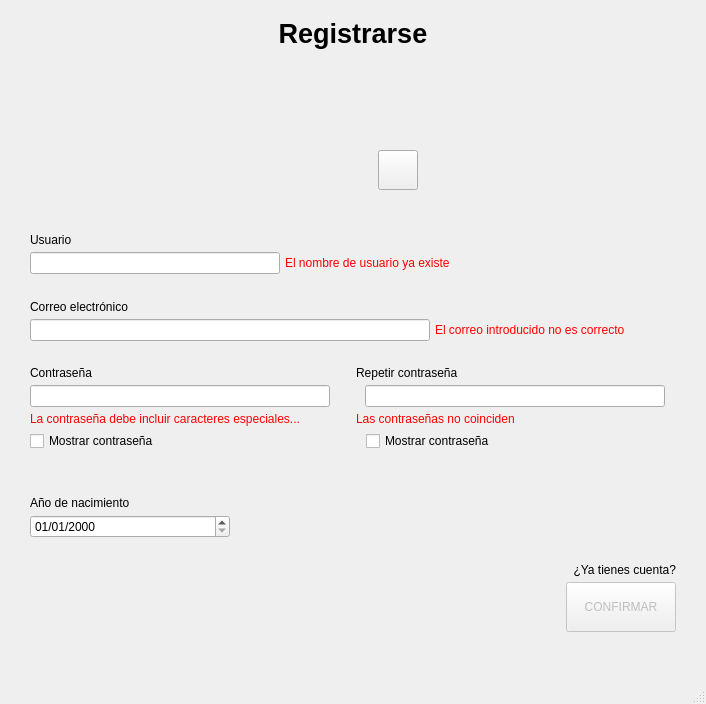
Before: the Qt Designer form mapa/login_register.ui in jorgecanut/mapaIHM, drawn with Qt 5.
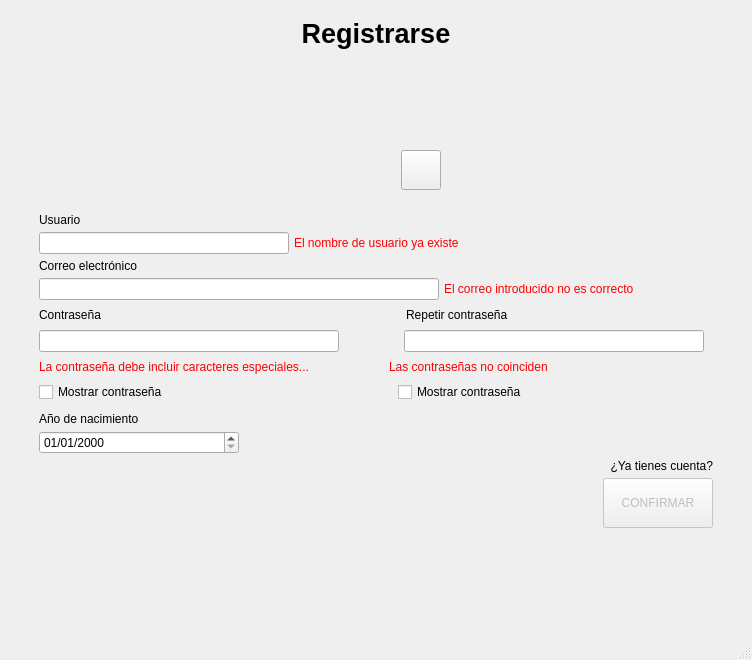
After: the same form once the commit is applied. The open tabs and pages were chosen to show the change. Icons and pictures are not drawn. Custom widgets are drawn as their Qt base class.

Commit message: login arreglado

```diff
--- a/mapa/login_register.ui
+++ b/mapa/login_register.ui
@@ -6,8 +6,8 @@
    <rect>
     <x>0</x>
     <y>0</y>
-    <width>706</width>
-    <height>704</height>
+    <width>752</width>
+    <height>660</height>
    </rect>
   </property>
   <property name="maximumSize">
@@ -22,6 +22,19 @@
   <widget class="QWidget" name="centralwidget">
    <layout class="QGridLayout" name="gridLayout">
     <item row="0" column="0">
+     <spacer name="horizontalSpacer_13">
+      <property name="orientation">
+       <enum>Qt::Orientation::Horizontal</enum>
+      </property>
+      <property name="sizeHint" stdset="0">
+       <size>
+        <width>40</width>
+        <height>20</height>
+       </size>
+      </property>
+     </spacer>
+    </item>
+    <item row="0" column="1">
      <widget class="QStackedWidget" name="stackedWidget">
       <property name="maximumSize">
        <size>
@@ -624,22 +637,6 @@
           <property name="bottomMargin">
            <number>12</number>
           </property>
-          <item>
-           <spacer name="verticalSpacer_5">
-            <property name="orientation">
-             <enum>Qt::Orientation::Vertical</enum>
-            </property>
-            <property name="sizeType">
-             <enum>QSizePolicy::Policy::Expanding</enum>
-            </property>
-            <property name="sizeHint" stdset="0">
-             <size>
-              <width>17</width>
-              <height>13</height>
-             </size>
-            </property>
-           </spacer>
-          </item>
           <item>
            <widget class="QLabel" name="label_6">
             <property name="text">
@@ -694,23 +691,7 @@
            </layout>
           </item>
           <item>
-           <spacer name="verticalSpacer">
-            <property name="orientation">
-             <enum>Qt::Orientation::Vertical</enum>
-            </property>
-            <property name="sizeType">
-             <enum>QSizePolicy::Policy::Expanding</enum>
-            </property>
-            <property name="sizeHint" stdset="0">
-             <size>
-              <width>17</width>
-              <height>13</height>
-             </size>
-            </property>
-           </spacer>
-          </item>
-          <item>
-           <widget class="QLabel" name="label_5">
+           <widget class="QLabel" name="label_5_">
             <property name="text">
              <string>Correo electrónico</string>
             </property>
@@ -759,22 +740,6 @@
             </item>
            </layout>
           </item>
-          <item>
-           <spacer name="verticalSpacer_2">
-            <property name="orientation">
-             <enum>Qt::Orientation::Vertical</enum>
-            </property>
-            <property name="sizeType">
-             <enum>QSizePolicy::Policy::Expanding</enum>
-            </property>
-            <property name="sizeHint" stdset="0">
-             <size>
-              <width>17</width>
-              <height>13</height>
-             </size>
-            </property>
-           </spacer>
-          </item>
           <item>
            <layout class="QHBoxLayout" name="horizontalLayout_7">
             <item>
@@ -785,12 +750,41 @@
              </widget>
             </item>
             <item>
-             <widget class="QLabel" name="label_4">
+             <spacer name="horizontalSpacer_7">
+              <property name="orientation">
+               <enum>Qt::Orientation::Horizontal</enum>
+              </property>
+              <property name="sizeType">
+               <enum>QSizePolicy::Policy::Fixed</enum>
+              </property>
+              <property name="sizeHint" stdset="0">
+               <size>
+                <width>300</width>
+                <height>20</height>
+               </size>
+              </property>
+             </spacer>
+            </item>
+            <item>
+             <widget class="QLabel" name="label_4_">
               <property name="text">
                <string>Repetir contraseña</string>
               </property>
              </widget>
             </item>
+            <item>
+             <spacer name="horizontalSpacer_8">
+              <property name="orientation">
+               <enum>Qt::Orientation::Horizontal</enum>
+              </property>
+              <property name="sizeHint" stdset="0">
+               <size>
+                <width>40</width>
+                <height>20</height>
+               </size>
+              </property>
+             </spacer>
+            </item>
            </layout>
           </item>
           <item>
@@ -820,7 +814,7 @@
                <enum>Qt::Orientation::Horizontal</enum>
               </property>
               <property name="sizeType">
-               <enum>QSizePolicy::Policy::Expanding</enum>
+               <enum>QSizePolicy::Policy::Fixed</enum>
               </property>
               <property name="sizeHint" stdset="0">
                <size>
@@ -876,6 +870,22 @@
               </property>
              </widget>
             </item>
+            <item>
+             <spacer name="horizontalSpacer_9">
+              <property name="orientation">
+               <enum>Qt::Orientation::Horizontal</enum>
+              </property>
+              <property name="sizeType">
+               <enum>QSizePolicy::Policy::Fixed</enum>
+              </property>
+              <property name="sizeHint" stdset="0">
+               <size>
+                <width>75</width>
+                <height>20</height>
+               </size>
+              </property>
+             </spacer>
+            </item>
             <item>
              <widget class="QLabel" name="lErrorRepPassword">
               <property name="styleSheet">
@@ -886,6 +896,19 @@
               </property>
              </widget>
             </item>
+            <item>
+             <spacer name="horizontalSpacer_11">
+              <property name="orientation">
+               <enum>Qt::Orientation::Horizontal</enum>
+              </property>
+              <property name="sizeHint" stdset="0">
+               <size>
+                <width>40</width>
+                <height>20</height>
+               </size>
+              </property>
+             </spacer>
+            </item>
            </layout>
           </item>
           <item>
@@ -907,7 +930,7 @@
               </property>
               <property name="sizeHint" stdset="0">
                <size>
-                <width>20</width>
+                <width>225</width>
                 <height>20</height>
                </size>
               </property>
@@ -920,20 +943,33 @@
               </property>
              </widget>
             </item>
+            <item>
+             <spacer name="horizontalSpacer_12">
+              <property name="orientation">
+               <enum>Qt::Orientation::Horizontal</enum>
+              </property>
+              <property name="sizeHint" stdset="0">
+               <size>
+                <width>40</width>
+                <height>20</height>
+               </size>
+              </property>
+             </spacer>
+            </item>
            </layout>
           </item>
           <item>
-           <spacer name="verticalSpacer_9">
+           <spacer name="verticalSpacer_2">
             <property name="orientation">
              <enum>Qt::Orientation::Vertical</enum>
             </property>
             <property name="sizeType">
-             <enum>QSizePolicy::Policy::Expanding</enum>
+             <enum>QSizePolicy::Policy::Fixed</enum>
             </property>
             <property name="sizeHint" stdset="0">
              <size>
               <width>20</width>
-              <height>40</height>
+              <height>5</height>
              </size>
             </property>
            </spacer>
@@ -964,22 +1000,6 @@
             </property>
            </widget>
           </item>
-          <item>
-           <spacer name="verticalSpacer_4">
-            <property name="orientation">
-             <enum>Qt::Orientation::Vertical</enum>
-            </property>
-            <property name="sizeType">
-             <enum>QSizePolicy::Policy::Expanding</enum>
-            </property>
-            <property name="sizeHint" stdset="0">
-             <size>
-              <width>17</width>
-              <height>13</height>
-             </size>
-            </property>
-           </spacer>
-          </item>
           <item>
            <layout class="QHBoxLayout" name="horizontalLayout_PieReg">
             <item>
@@ -1050,12 +1070,38 @@
             </item>
            </layout>
           </item>
+          <item>
+           <spacer name="verticalSpacer">
+            <property name="orientation">
+             <enum>Qt::Orientation::Vertical</enum>
+            </property>
+            <property name="sizeHint" stdset="0">
+             <size>
+              <width>20</width>
+              <height>40</height>
+             </size>
+            </property>
+           </spacer>
+          </item>
          </layout>
         </item>
        </layout>
       </widget>
      </widget>
     </item>
+    <item row="0" column="2">
+     <spacer name="horizontalSpacer_14">
+      <property name="orientation">
+       <enum>Qt::Orientation::Horizontal</enum>
+      </property>
+      <property name="sizeHint" stdset="0">
+       <size>
+        <width>40</width>
+        <height>20</height>
+       </size>
+      </property>
+     </spacer>
+    </item>
    </layout>
   </widget>
   <widget class="QMenuBar" name="menubar">
@@ -1063,8 +1109,8 @@
     <rect>
      <x>0</x>
      <y>0</y>
-     <width>706</width>
-     <height>37</height>
+     <width>752</width>
+     <height>20</height>
     </rect>
    </property>
   </widget>
```
